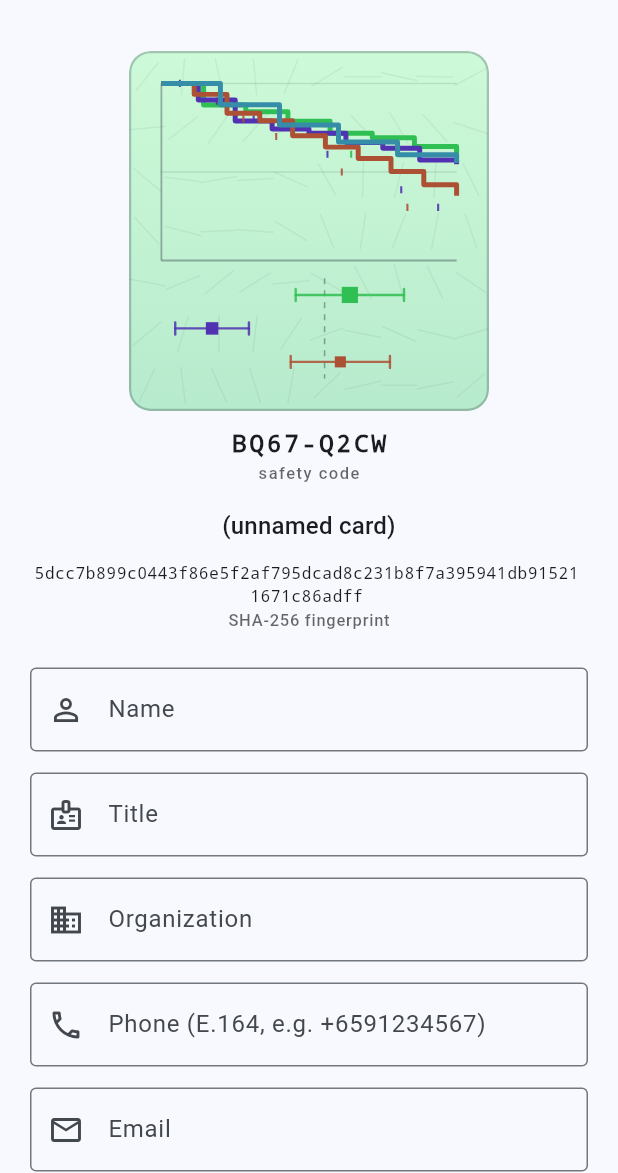
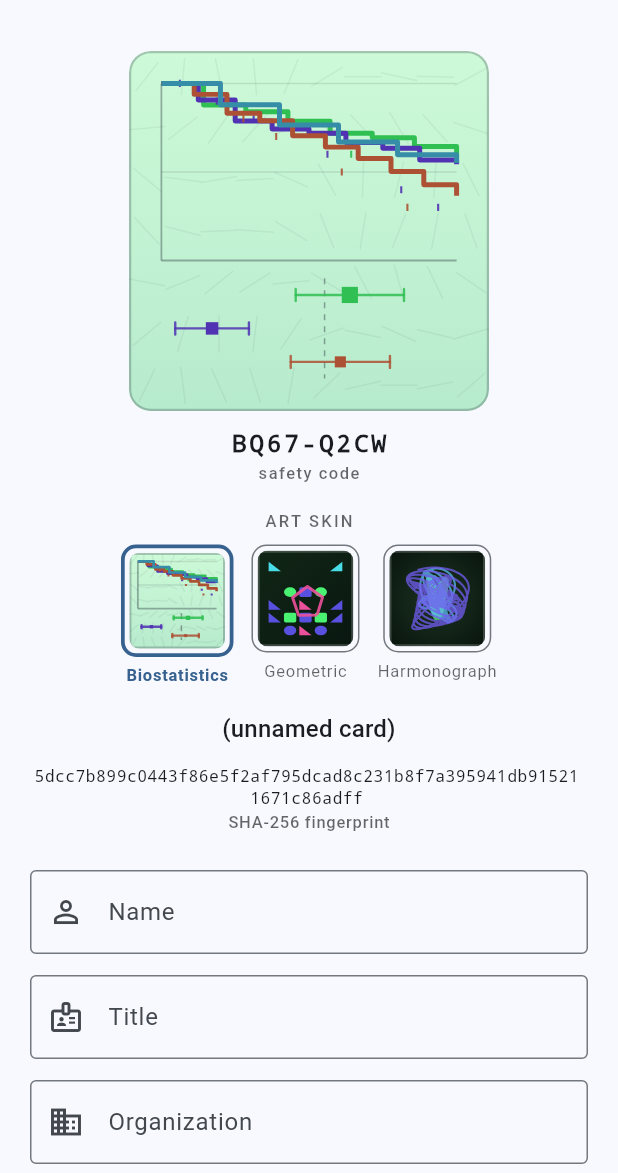
Before and after one commit to lauyeehow1986-hub/namecard_vision, a Flutter app: the screen it shows after launch, after a tap on "Add your namecard", on a phone screen of 412 x 824 dp, the part 63-1236 px from its top. Run offline on Flutter 3.47's test engine with Material 3 defaults, Android fonts, the phone set to English and light mode, and no system bars; our stand-ins replace drift, file_picker, flutter_contacts, image_picker, qr_flutter, share_plus and 1 more; missing offline and left inert: bluetooth_low_energy, dart:js_interop, google_mlkit_text_recognition, mobile_scanner, nfc_manager; accounts and stored records are empty; generated files the repository leaves out were written again.

Commit message:
Add Geometric and Harmonograph fingerprint art skins
The fingerprint engine was already registry-based; this adds two more
verifiable skins beside Biostatistics:

- Geometric: a mirror-symmetric identicon grid + rotated-polygon accent
- Harmonograph: layered damped-pendulum (Lissajous) pen curves

Both are pure functions of the 256-bit digest, so they stay faithful,
deterministic fingerprints (golden-style tests assert same-card stability
and one-character-change divergence).

A card now carries a nullable styleId that travels with it through the
QR/NFC/BLE envelope and the web-profile link, so a recipient sees the exact
skin the sender picked. styleId is deliberately NOT part of the canonical
hash: the safety code verifies the card's contents, not how the art looks,
so switching skins never changes your safety code. Null styleId decodes to
the default skin, keeping legacy payloads byte-compatible.

The editor gains a live skin picker (each thumbnail renders the current
card in that skin). HSV colour math is factored into a shared color_util so
the skins don't duplicate it.

Co-Authored-By: Claude Opus 4.8 <noreply@anthropic.com>

```diff
--- a/lib/features/editor/editor_screen.dart
+++ b/lib/features/editor/editor_screen.dart
@@ -1,5 +1,6 @@
 import 'package:flutter/material.dart';
 
+import '../../fingerprint/registry.dart';
 import '../../model/card.dart';
 import '../../model/fingerprint_hash.dart';
 import '../../ui/fingerprint_view.dart';
@@ -31,10 +32,14 @@ class _EditorScreenState extends State<EditorScreen> {
   late final TextEditingController _note;
   bool _saving = false;
 
+  /// The chosen art skin ([FingerprintStyle.id]); null means the default skin.
+  String? _styleId;
+
   @override
   void initState() {
     super.initState();
     final c = widget.initial ?? const NameCard();
+    _styleId = c.styleId;
     _name = TextEditingController(text: c.name);
     _title = TextEditingController(text: c.title);
     _org = TextEditingController(text: c.org);
@@ -79,6 +84,7 @@ class _EditorScreenState extends State<EditorScreen> {
       emails: email.isEmpty ? const [] : [email],
       note: t(_note),
       tags: tags,
+      styleId: _styleId,
     );
   }
 
@@ -107,7 +113,12 @@ class _EditorScreenState extends State<EditorScreen> {
     final fp = Fingerprint.ofCard(card);
     final wide = MediaQuery.of(context).size.width >= 720;
 
-    final preview = _PreviewPanel(card: card, hex: fp.hex);
+    final preview = _PreviewPanel(
+      card: card,
+      hex: fp.hex,
+      selectedStyleId: _styleId,
+      onStyleSelected: (id) => setState(() => _styleId = id),
+    );
     final form = _formFields();
 
     return Scaffold(
@@ -192,8 +203,15 @@ class _EditorScreenState extends State<EditorScreen> {
 class _PreviewPanel extends StatelessWidget {
   final NameCard card;
   final String hex;
+  final String? selectedStyleId;
+  final ValueChanged<String> onStyleSelected;
 
-  const _PreviewPanel({required this.card, required this.hex});
+  const _PreviewPanel({
+    required this.card,
+    required this.hex,
+    required this.selectedStyleId,
+    required this.onStyleSelected,
+  });
 
   @override
   Widget build(BuildContext context) {
@@ -201,6 +219,12 @@ class _PreviewPanel extends StatelessWidget {
       mainAxisSize: MainAxisSize.min,
       children: [
         FingerprintView(card: card, size: 240),
+        const SizedBox(height: 16),
+        _SkinPicker(
+          card: card,
+          selectedStyleId: selectedStyleId,
+          onSelected: onStyleSelected,
+        ),
         const SizedBox(height: 16),
         Text(
           card.name.isEmpty ? '(unnamed card)' : card.name,
@@ -234,3 +258,111 @@ class _PreviewPanel extends StatelessWidget {
     );
   }
 }
+
+/// A row of tappable thumbnails — one per registered art skin — each rendering
+/// the *current* card so the choice previews live. Selecting a skin only
+/// changes how the card is drawn; the safety code (content hash) is unchanged.
+class _SkinPicker extends StatelessWidget {
+  final NameCard card;
+  final String? selectedStyleId;
+  final ValueChanged<String> onSelected;
+
+  const _SkinPicker({
+    required this.card,
+    required this.selectedStyleId,
+    required this.onSelected,
+  });
+
+  @override
+  Widget build(BuildContext context) {
+    final theme = Theme.of(context);
+    final effectiveId = selectedStyleId ?? defaultStyle.id;
+    return Column(
+      mainAxisSize: MainAxisSize.min,
+      children: [
+        Text(
+          'ART SKIN',
+          style: theme.textTheme.labelSmall
+              ?.copyWith(color: theme.hintColor, letterSpacing: 1.5),
+        ),
+        const SizedBox(height: 8),
+        Wrap(
+          alignment: WrapAlignment.center,
+          spacing: 12,
+          runSpacing: 12,
+          children: [
+            for (final s in styles)
+              _SkinThumb(
+                label: s.label,
+                selected: s.id == effectiveId,
+                onTap: () => onSelected(s.id),
+                // Render this specific skin for the current card, no code.
+                child: FingerprintView(
+                  card: card,
+                  size: 64,
+                  style: s,
+                  showSafetyCode: false,
+                ),
+              ),
+          ],
+        ),
+      ],
+    );
+  }
+}
+
+class _SkinThumb extends StatelessWidget {
+  final String label;
+  final bool selected;
+  final VoidCallback onTap;
+  final Widget child;
+
+  const _SkinThumb({
+    required this.label,
+    required this.selected,
+    required this.onTap,
+    required this.child,
+  });
+
+  @override
+  Widget build(BuildContext context) {
+    final theme = Theme.of(context);
+    final accent = theme.colorScheme.primary;
+    return Semantics(
+      button: true,
+      selected: selected,
+      label: '$label art skin',
+      child: InkWell(
+        onTap: onTap,
+        borderRadius: BorderRadius.circular(10),
+        child: Column(
+          mainAxisSize: MainAxisSize.min,
+          children: [
+            Container(
+              padding: const EdgeInsets.all(3),
+              decoration: BoxDecoration(
+                borderRadius: BorderRadius.circular(10),
+                border: Border.all(
+                  width: selected ? 2.5 : 1,
+                  color: selected ? accent : theme.dividerColor,
+                ),
+              ),
+              child: ClipRRect(
+                borderRadius: BorderRadius.circular(7),
+                child: child,
+              ),
+            ),
+            const SizedBox(height: 4),
+            Text(
+              label,
+              style: theme.textTheme.labelSmall?.copyWith(
+                color: selected ? accent : theme.hintColor,
+                fontWeight: selected ? FontWeight.w600 : FontWeight.w400,
+              ),
+            ),
+          ],
+        ),
+      ),
+    );
+  }
+}
--- /dev/null
+++ b/lib/fingerprint/color_util.dart
@@ -0,0 +1,43 @@
+import 'dart:ui';
+
+/// HSV -> [Color], kept dependency-free so the fingerprint engine stays pure
+/// `dart:ui` (no flutter/painting import). [hue] in degrees (wraps), [sat] and
+/// [val] in [0, 1] (clamped). Shared by the art skins so palette math lives in
+/// one place.
+Color hsv(double hue, double sat, double val, {double alpha = 1.0}) {
+  final h = (hue % 360 + 360) % 360;
+  final s = sat.clamp(0.0, 1.0);
+  final v = val.clamp(0.0, 1.0);
+  final c = v * s;
+  final x = c * (1 - (((h / 60) % 2) - 1).abs());
+  final m = v - c;
+  double r, g, b;
+  if (h < 60) {
+    r = c;
+    g = x;
+    b = 0;
+  } else if (h < 120) {
+    r = x;
+    g = c;
+    b = 0;
+  } else if (h < 180) {
+    r = 0;
+    g = c;
+    b = x;
+  } else if (h < 240) {
+    r = 0;
+    g = x;
+    b = c;
+  } else if (h < 300) {
+    r = x;
+    g = 0;
+    b = c;
+  } else {
+    r = c;
+    g = 0;
+    b = x;
+  }
+  int ch(double f) => ((f + m) * 255).round().clamp(0, 255);
+  final a = (alpha.clamp(0.0, 1.0) * 255).round();
+  return Color.fromARGB(a, ch(r), ch(g), ch(b));
+}
--- /dev/null
+++ b/lib/fingerprint/geometric_style.dart
@@ -0,0 +1,176 @@
+import 'dart:math' as math;
+import 'dart:typed_data';
+import 'dart:ui';
+
+import 'color_util.dart';
+import 'digest_random.dart';
+import 'style.dart';
+
+/// A mirror-symmetric identicon skin: a tiled grid of shapes whose left half is
+/// drawn from the digest and reflected to the right, over a digest-seeded
+/// gradient, with a single rotated-polygon accent on top. Every cell's fill,
+/// shape and colour comes from [DigestRandom], so the picture encodes the full
+/// 256-bit digest and stays a faithful, deterministic fingerprint.
+class GeometricStyle implements FingerprintStyle {
+  const GeometricStyle();
+
+  @override
+  String get id => 'geometric.v1';
+
+  @override
+  String get label => 'Geometric';
+
+  @override
+  void paint(Canvas canvas, Size size, Uint8List digest) {
+    final rnd = DigestRandom(digest);
+
+    final rrect = RRect.fromRectAndRadius(
+      Offset.zero & size,
+      Radius.circular(size.shortestSide * 0.06),
+    );
+    canvas.save();
+    canvas.clipRRect(rrect);
+
+    final baseHue = rnd.range(0, 360);
+    final dark = rnd.chance(0.5);
+    _paintBackground(canvas, size, baseHue, dark);
+
+    // Cell colours: a small harmonious palette pulled from the digest.
+    final palette = <Color>[
+      hsv(baseHue, 0.70, dark ? 0.95 : 0.80),
+      hsv(baseHue + rnd.range(25, 55), 0.68, dark ? 0.90 : 0.72),
+      hsv(baseHue + rnd.range(160, 200), 0.66, dark ? 0.92 : 0.74),
+      hsv(baseHue + rnd.range(90, 130), 0.64, dark ? 0.88 : 0.70),
+    ];
+
+    // A grid mirrored across the vertical centre. Odd column count so the
+    // centre column is its own axis; only the left half (incl. centre) is
+    // decided from the digest, the right half reflects it.
+    const cols = 5;
+    const rows = 6;
+    final pad = size.shortestSide * 0.10;
+    final grid = Rect.fromLTRB(
+      pad,
+      pad,
+      size.width - pad,
+      size.height - pad,
+    );
+    final cw = grid.width / cols;
+    final ch = grid.height / rows;
+    final half = (cols / 2).ceil(); // includes centre column
+
+    for (var r = 0; r < rows; r++) {
+      for (var c = 0; c < half; c++) {
+        final filled = rnd.chance(0.55);
+        final shape = rnd.nextInt(3); // 0 square, 1 disc, 2 triangle
+        final color = palette[rnd.nextInt(palette.length)];
+        if (!filled) continue;
+        _cell(canvas, _cellRect(grid, cw, ch, c, r), shape, color, rnd);
+        final mirror = cols - 1 - c;
+        if (mirror != c) {
+          _cell(canvas, _cellRect(grid, cw, ch, mirror, r), shape, color, rnd,
+              flip: true);
+        }
+      }
+    }
+
+    _accent(canvas, size, rnd, palette, dark);
+
+    // Thin inner frame to read as a card chip (matches the other skins).
+    canvas.drawRRect(
+      rrect.deflate(0.75),
+      Paint()
+        ..style = PaintingStyle.stroke
+        ..strokeWidth = 1.5
+        ..color = (dark ? const Color(0xFFEAECEF) : const Color(0xFF1B2430))
+            .withValues(alpha: 0.22),
+    );
+    canvas.restore();
+  }
+
+  Rect _cellRect(Rect grid, double cw, double ch, int c, int r) {
+    final inset = math.min(cw, ch) * 0.12;
+    return Rect.fromLTWH(
+      grid.left + c * cw + inset,
+      grid.top + r * ch + inset,
+      cw - inset * 2,
+      ch - inset * 2,
+    );
+  }
+
+  void _cell(Canvas canvas, Rect cell, int shape, Color color, DigestRandom rnd,
+      {bool flip = false}) {
+    final paint = Paint()..color = color;
+    switch (shape) {
+      case 0:
+        canvas.drawRRect(
+          RRect.fromRectAndRadius(
+              cell, Radius.circular(cell.shortestSide * 0.18)),
+          paint,
+        );
+        break;
+      case 1:
+        canvas.drawOval(cell, paint);
+        break;
+      default:
+        final p = Path();
+        if (flip) {
+          p
+            ..moveTo(cell.right, cell.top)
+            ..lineTo(cell.right, cell.bottom)
+            ..lineTo(cell.left, cell.bottom);
+        } else {
+          p
+            ..moveTo(cell.left, cell.top)
+            ..lineTo(cell.left, cell.bottom)
+            ..lineTo(cell.right, cell.bottom);
+        }
+        p.close();
+        canvas.drawPath(p, paint);
+    }
+  }
+
+  void _paintBackground(Canvas canvas, Size size, double baseHue, bool dark) {
+    final rect = Offset.zero & size;
+    canvas.drawRect(
+      rect,
+      Paint()
+        ..shader = Gradient.linear(
+          rect.topLeft,
+          rect.bottomRight,
+          [
+            hsv(baseHue, dark ? 0.55 : 0.14, dark ? 0.15 : 0.99),
+            hsv(baseHue + 18, dark ? 0.62 : 0.20, dark ? 0.09 : 0.94),
+          ],
+        ),
+    );
+  }
+
+  /// A single translucent rotated polygon centred on the tile — a focal accent
+  /// whose sides, rotation and colour come from the digest.
+  void _accent(Canvas canvas, Size size, DigestRandom rnd, List<Color> palette,
+      bool dark) {
+    final sides = rnd.intRange(3, 7);
+    final radius = size.shortestSide * rnd.range(0.16, 0.26);
+    final rot = rnd.range(0, math.pi * 2);
+    final center = Offset(
+      size.width * rnd.range(0.4, 0.6),
+      size.height * rnd.range(0.4, 0.6),
+    );
+    final path = Path();
+    for (var i = 0; i <= sides; i++) {
+      final a = rot + i / sides * math.pi * 2;
+      final pt = center + Offset(math.cos(a) * radius, math.sin(a) * radius);
+      i == 0 ? path.moveTo(pt.dx, pt.dy) : path.lineTo(pt.dx, pt.dy);
+    }
+    canvas.drawPath(
+      path,
+      Paint()
+        ..style = PaintingStyle.stroke
+        ..strokeWidth = 2.0
+        ..strokeJoin = StrokeJoin.round
+        ..color = palette[rnd.nextInt(palette.length)]
+            .withValues(alpha: dark ? 0.9 : 0.8),
+    );
+  }
+}
--- /dev/null
+++ b/lib/fingerprint/harmonograph_style.dart
@@ -0,0 +1,121 @@
+import 'dart:math' as math;
+import 'dart:typed_data';
+import 'dart:ui';
+
+import 'color_util.dart';
+import 'digest_random.dart';
+import 'style.dart';
+
+/// A harmonograph skin: several damped-pendulum (Lissajous) pen curves layered
+/// over a dark wash. Each curve is
+///   x(t) = Σ Aᵢ·sin(fᵢ·t + pᵢ)·e^(−dᵢ·t),  y(t) similarly,
+/// with frequencies, phases, damping, amplitude and colour all drawn from the
+/// digest — so the loops encode the full 256-bit fingerprint and redraw
+/// identically for the same card on any device.
+class HarmonographStyle implements FingerprintStyle {
+  const HarmonographStyle();
+
+  @override
+  String get id => 'harmonograph.v1';
+
+  @override
+  String get label => 'Harmonograph';
+
+  @override
+  void paint(Canvas canvas, Size size, Uint8List digest) {
+    final rnd = DigestRandom(digest);
+
+    final rrect = RRect.fromRectAndRadius(
+      Offset.zero & size,
+      Radius.circular(size.shortestSide * 0.06),
+    );
+    canvas.save();
+    canvas.clipRRect(rrect);
+
+    final baseHue = rnd.range(0, 360);
+    _paintBackground(canvas, size, baseHue);
+
+    final center = Offset(size.width / 2, size.height / 2);
+    final scale = size.shortestSide * 0.34;
+    final curves = rnd.intRange(2, 4);
+
+    for (var k = 0; k < curves; k++) {
+      final color = hsv(
+        baseHue + k * rnd.range(30, 70),
+        0.62,
+        0.95,
+        alpha: 0.75,
+      );
+      _paintCurve(canvas, center, scale, rnd, color);
+    }
+
+    // Thin inner frame to read as a card chip (matches the other skins).
+    canvas.drawRRect(
+      rrect.deflate(0.75),
+      Paint()
+        ..style = PaintingStyle.stroke
+        ..strokeWidth = 1.5
+        ..color = const Color(0xFFEAECEF).withValues(alpha: 0.22),
+    );
+    canvas.restore();
+  }
+
+  void _paintCurve(
+      Canvas canvas, Offset center, double scale, DigestRandom rnd, Color color) {
+    // Frequencies sit near small integers (+ a small detune) so the figures
+    // are pleasingly near-closed rather than pure noise.
+    double freq() => rnd.intRange(1, 4) + rnd.range(-0.06, 0.06);
+    final fx1 = freq(), fx2 = freq(), fy1 = freq(), fy2 = freq();
+    final px1 = rnd.range(0, math.pi * 2);
+    final px2 = rnd.range(0, math.pi * 2);
+    final py1 = rnd.range(0, math.pi * 2);
+    final py2 = rnd.range(0, math.pi * 2);
+    final dx1 = rnd.range(0.002, 0.02);
+    final dx2 = rnd.range(0.002, 0.02);
+    final dy1 = rnd.range(0.002, 0.02);
+    final dy2 = rnd.range(0.002, 0.02);
+    final ax1 = rnd.range(0.4, 0.6);
+    final ax2 = 1.0 - ax1;
+    final ay1 = rnd.range(0.4, 0.6);
+    final ay2 = 1.0 - ay1;
+
+    const steps = 900;
+    const tMax = 40.0;
+    final path = Path();
+    for (var i = 0; i <= steps; i++) {
+      final t = i / steps * tMax;
+      final x = ax1 * math.sin(fx1 * t + px1) * math.exp(-dx1 * t) +
+          ax2 * math.sin(fx2 * t + px2) * math.exp(-dx2 * t);
+      final y = ay1 * math.sin(fy1 * t + py1) * math.exp(-dy1 * t) +
+          ay2 * math.sin(fy2 * t + py2) * math.exp(-dy2 * t);
+      final pt = center + Offset(x * scale, y * scale);
+      i == 0 ? path.moveTo(pt.dx, pt.dy) : path.lineTo(pt.dx, pt.dy);
+    }
+
+    canvas.drawPath(
+      path,
+      Paint()
+        ..style = PaintingStyle.stroke
+        ..strokeWidth = 1.4
+        ..strokeJoin = StrokeJoin.round
+        ..strokeCap = StrokeCap.round
+        ..color = color,
+    );
+  }
+
+  void _paintBackground(Canvas canvas, Size size, double baseHue) {
+    final rect = Offset.zero & size;
+    canvas.drawRect(
+      rect,
+      Paint()
+        ..shader = Gradient.radial(
+          rect.center,
+          size.shortestSide * 0.75,
+          [
+            hsv(baseHue, 0.45, 0.20),
+            hsv(baseHue + 15, 0.60, 0.07),
+          ],
+        ),
+    );
+  }
+}
--- a/lib/fingerprint/registry.dart
+++ b/lib/fingerprint/registry.dart
@@ -1,17 +1,28 @@
 import 'biostat_style.dart';
+import 'geometric_style.dart';
+import 'harmonograph_style.dart';
 import 'style.dart';
 
 /// All fingerprint styles known to the app, keyed by [FingerprintStyle.id].
 ///
 /// New skins register here. [defaultStyle] is what new cards use and what the
 /// verification image is rendered with unless a card records a different id.
+/// Every registered style is a faithful, deterministic encoding of the full
+/// digest — decorative-only skins must not live here (see [FingerprintStyle]).
 const FingerprintStyle defaultStyle = BiostatStyle();
 
+/// The skins offered in the editor's picker, in display order.
+const List<FingerprintStyle> styles = [
+  defaultStyle,
+  GeometricStyle(),
+  HarmonographStyle(),
+];
+
 final Map<String, FingerprintStyle> styleRegistry = {
-  defaultStyle.id: defaultStyle,
+  for (final s in styles) s.id: s,
 };
 
-/// Look up a style by id, falling back to [defaultStyle] for unknown ids so an
-/// old card never fails to render.
-FingerprintStyle styleById(String? id) =>
-    styleRegistry[id] ?? defaultStyle;
+/// Look up a style by id, falling back to [defaultStyle] for unknown/null ids
+/// so an old card (or one made in a newer build with a skin this build lacks)
+/// never fails to render.
+FingerprintStyle styleById(String? id) => styleRegistry[id] ?? defaultStyle;
--- a/lib/model/card.dart
+++ b/lib/model/card.dart
@@ -80,6 +80,14 @@ class NameCard {
   final List<String> tags;
   final String? avatarSha256;
 
+  /// Which fingerprint art skin this card is drawn with (a [FingerprintStyle]
+  /// id, e.g. `biostat.v1`). This is a *rendering* choice, so it is carried on
+  /// the card and travels with it — a recipient sees the skin the sender picked
+  /// — but it is deliberately NOT part of the canonical hash: the safety code
+  /// verifies the card's contents, not how the art looks. `null` means the
+  /// default skin.
+  final String? styleId;
+
   const NameCard({
     this.name = '',
     this.title = '',
@@ -90,6 +98,7 @@ class NameCard {
     this.note = '',
     this.tags = const [],
     this.avatarSha256,
+    this.styleId,
   });
 
   NameCard copyWith({
@@ -103,6 +112,7 @@ class NameCard {
     List<String>? tags,
     String? avatarSha256,
     bool clearAvatar = false,
+    String? styleId,
   }) =>
       NameCard(
         name: name ?? this.name,
@@ -114,6 +124,7 @@ class NameCard {
         note: note ?? this.note,
         tags: tags ?? this.tags,
         avatarSha256: clearAvatar ? null : (avatarSha256 ?? this.avatarSha256),
+        styleId: styleId ?? this.styleId,
       );
 
   Map<String, dynamic> toJson() => {
@@ -126,6 +137,9 @@ class NameCard {
         'note': note,
         'tags': tags,
         'avatarSha256': avatarSha256,
+        // Only emitted when set, so default-skin cards stay byte-for-byte
+        // identical to pre-skins payloads.
+        if (styleId != null) 'styleId': styleId,
       };
 
   factory NameCard.fromJson(Map<String, dynamic> j) => NameCard(
@@ -142,6 +156,7 @@ class NameCard {
         note: (j['note'] ?? '') as String,
         tags: ((j['tags'] ?? const []) as List).cast<String>(),
         avatarSha256: j['avatarSha256'] as String?,
+        styleId: j['styleId'] as String?,
       );
 
   @override
@@ -155,7 +170,8 @@ class NameCard {
       _listEq(other.socials, socials) &&
       other.note == note &&
       _listEq(other.tags, tags) &&
-      other.avatarSha256 == avatarSha256;
+      other.avatarSha256 == avatarSha256 &&
+      other.styleId == styleId;
 
   @override
   int get hashCode => Object.hash(
@@ -168,6 +184,7 @@ class NameCard {
         note,
         Object.hashAll(tags),
         avatarSha256,
+        styleId,
       );
 }
 
--- a/lib/ui/fingerprint_raster.dart
+++ b/lib/ui/fingerprint_raster.dart
@@ -29,7 +29,7 @@ class FingerprintRaster {
     FingerprintStyle? style,
   }) async {
     final fp = Fingerprint.ofCard(card);
-    final s = style ?? defaultStyle;
+    final s = style ?? styleById(card.styleId);
     final dim = size.toDouble();
 
     final recorder = ui.PictureRecorder();
--- a/lib/ui/fingerprint_view.dart
+++ b/lib/ui/fingerprint_view.dart
@@ -27,7 +27,7 @@ class FingerprintView extends StatelessWidget {
   @override
   Widget build(BuildContext context) {
     final fp = Fingerprint.ofCard(card);
-    final s = style ?? defaultStyle;
+    final s = style ?? styleById(card.styleId);
     return Column(
       mainAxisSize: MainAxisSize.min,
       children: [
```
Also changed, not shown: 3 other files.
